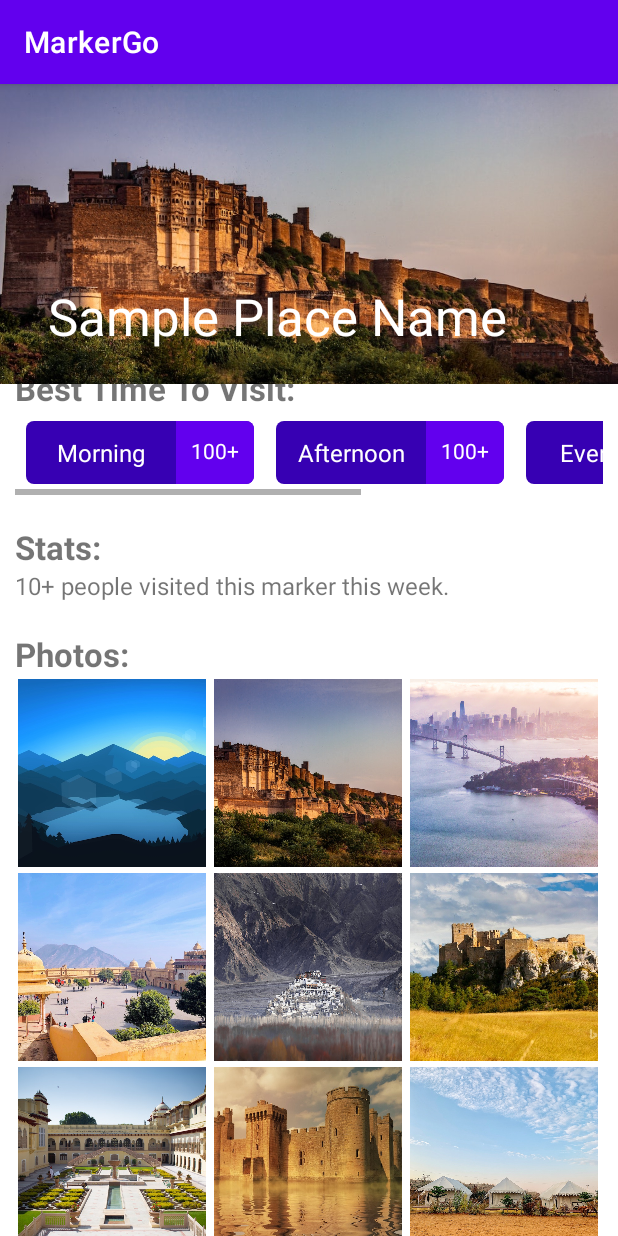
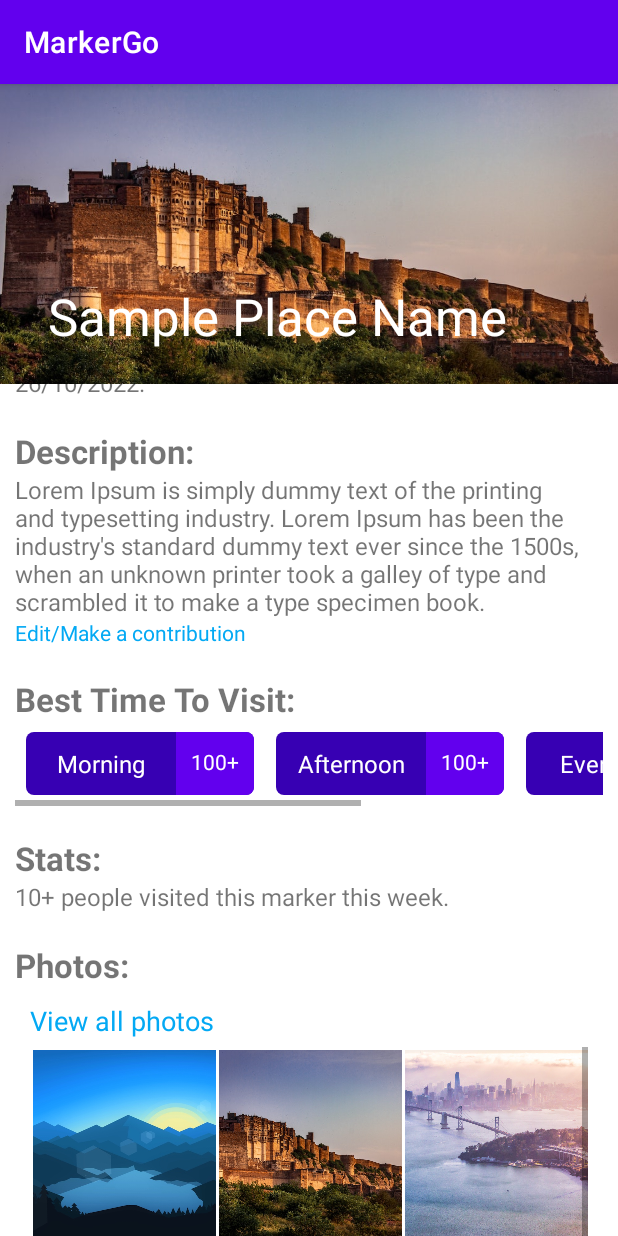
Before and after one commit to ptp28/MarkerGo, an Android app: the LocationDetailsActivity screen opened directly, with no data from a screen before it, on a phone screen of 412 x 824 dp. Run offline under Robolectric (Android 15) with nearby library versions, the phone set to English and light mode, and no system bars; our stand-ins replace data binding.

Commit message:
Added new activity for all photos

```diff
--- a/MarkerGo/app/src/main/AndroidManifest.xml
+++ b/MarkerGo/app/src/main/AndroidManifest.xml
@@ -18,6 +18,9 @@
         android:supportsRtl="true"
         android:theme="@style/Theme.MarkerGo"
         tools:targetApi="31">
+        <activity
+            android:name=".AllLocationPhotosActivity"
+            android:exported="false" />
         <activity
             android:name=".FacebookAuthActivity"
             android:exported="false" />
--- a/MarkerGo/app/src/main/java/edu/northeastern/markergo/LocationDetailsActivity.java
+++ b/MarkerGo/app/src/main/java/edu/northeastern/markergo/LocationDetailsActivity.java
@@ -4,6 +4,7 @@ import androidx.appcompat.app.AppCompatActivity;
 
 import android.app.Dialog;
 import android.content.DialogInterface;
+import android.content.Intent;
 import android.graphics.Color;
 import android.graphics.drawable.ColorDrawable;
 import android.os.Bundle;
@@ -26,21 +27,24 @@ import java.util.List;
 public class LocationDetailsActivity extends AppCompatActivity {
 
     private RecyclerView recyclerViewImages;
-    private TextView descriptionTextView;
-    private Button getDirectionsButton;
-    private Button checkInButton;
     RecyclerView.LayoutManager imageGridLayoutManager;
     ImageRecyclerViewAdapter recyclerViewAdapter;
     List<Integer> imageList;
+    private TextView descriptionTextView;
+    private TextView seeAllPhotosLinkTextView;
+    private Button getDirectionsButton;
+    private Button checkInButton;
     @Override
     protected void onCreate(Bundle savedInstanceState) {
         super.onCreate(savedInstanceState);
         setContentView(R.layout.activity_location_details);
 
-        recyclerViewImages = findViewById(R.id.recyclerViewImages);
         descriptionTextView = (TextView) findViewById(R.id.textViewDescription);
         getDirectionsButton = (Button) findViewById(R.id.buttonGetDirections);
+        seeAllPhotosLinkTextView = (TextView) findViewById(R.id.textViewAllPhotosLink);
         checkInButton = (Button) findViewById(R.id.buttonCheckIn);
+
+        recyclerViewImages = findViewById(R.id.recyclerViewImages);
         imageGridLayoutManager = new GridLayoutManager(this, 3);
         recyclerViewImages.setLayoutManager(imageGridLayoutManager);
 
@@ -61,6 +65,8 @@ public class LocationDetailsActivity extends AppCompatActivity {
         recyclerViewImages.setHasFixedSize(true);
 
         checkInButton.setOnClickListener(checkInButtonListener);
+        seeAllPhotosLinkTextView.setOnClickListener(openAllPhotosActivityListner);
+
         getDirectionsButton.setOnClickListener(getDirectionsListener);
     }
 
@@ -81,4 +87,17 @@ public class LocationDetailsActivity extends AppCompatActivity {
             Toast.makeText(LocationDetailsActivity.this, "Get Directions", Toast.LENGTH_SHORT).show();
         }
     };
+
+    View.OnClickListener openAllPhotosActivityListner = new View.OnClickListener() {
+        @Override
+        public void onClick(View v) {
+            Intent photoRecyclerIntent = new Intent(getApplicationContext(), AllLocationPhotosActivity.class);
+            photoRecyclerIntent.putIntegerArrayListExtra("AllImages", (ArrayList<Integer>) imageList);
+            startActivity(photoRecyclerIntent);
+        }
+    };
+
+    public void testFunction(View view) {
+        Toast.makeText(this, "Morning selected", Toast.LENGTH_SHORT).show();
+    }
 }
--- /dev/null
+++ b/MarkerGo/app/src/main/res/layout/activity_all_location_photos.xml
@@ -0,0 +1,19 @@
+<?xml version="1.0" encoding="utf-8"?>
+<layout xmlns:android="http://schemas.android.com/apk/res/android"
+    xmlns:app="http://schemas.android.com/apk/res-auto">
+
+    <androidx.constraintlayout.widget.ConstraintLayout
+
+        xmlns:tools="http://schemas.android.com/tools"
+        android:layout_width="match_parent"
+        android:layout_height="match_parent"
+        tools:context=".AllLocationPhotosActivity">
+
+        <androidx.recyclerview.widget.RecyclerView
+            android:id="@+id/recyclerViewImages"
+            android:layout_width="match_parent"
+            android:layout_height="match_parent"
+            android:scrollbars="vertical" />
+
+    </androidx.constraintlayout.widget.ConstraintLayout>
+</layout>
--- a/MarkerGo/app/src/main/res/layout/activity_location_details.xml
+++ b/MarkerGo/app/src/main/res/layout/activity_location_details.xml
@@ -1,7 +1,7 @@
 <?xml version="1.0" encoding="utf-8"?>
-<layout xmlns:tools="http://schemas.android.com/tools"
-    xmlns:android="http://schemas.android.com/apk/res/android"
-    xmlns:app="http://schemas.android.com/apk/res-auto">
+<layout xmlns:android="http://schemas.android.com/apk/res/android"
+    xmlns:app="http://schemas.android.com/apk/res-auto"
+    xmlns:tools="http://schemas.android.com/tools">
 
     <androidx.coordinatorlayout.widget.CoordinatorLayout
 
@@ -94,6 +94,7 @@
                         android:text="You last visited this place on the morning of 26/10/2022."
                         android:textSize="16sp" />
                 </LinearLayout>
+
                 <LinearLayout
                     android:layout_width="match_parent"
                     android:layout_height="match_parent"
@@ -184,11 +185,24 @@
                         android:textSize="22sp"
                         android:textStyle="bold" />
 
-                    <androidx.recyclerview.widget.RecyclerView
-                        android:id="@+id/recyclerViewImages"
+                    <LinearLayout
+                        android:layout_width="match_parent"
+                        android:layout_height="300dp"
+                        android:layout_margin="10dp"
+                        android:orientation="vertical">
+
+                        <TextView
+                            android:id="@+id/textViewAllPhotosLink"
                             android:layout_width="match_parent"
                             android:layout_height="wrap_content"
-                        android:scrollbars="vertical" />
+                            android:text="View all photos"
+                            android:layout_marginBottom="5dp"
+                            android:textSize="18sp"
+                            android:textColor="#03A9F4" />
+
+                        <include layout="@layout/activity_all_location_photos" />
+
+                    </LinearLayout>
                 </LinearLayout>
             </LinearLayout>
         </androidx.core.widget.NestedScrollView>
--- a/MarkerGo/app/src/main/res/layout/time_visit_buttons.xml
+++ b/MarkerGo/app/src/main/res/layout/time_visit_buttons.xml
@@ -10,6 +10,7 @@
         android:layout_height="wrap_content"
         android:layout_margin="7dp"
         android:background="@drawable/time_visit_button_bg"
+        android:onClick="testFunction"
         android:orientation="horizontal">
 
         <TextView
```
Also changed, not shown: MarkerGo/app/src/main/java/edu/northeastern/markergo/AllLocationPhotosActivity.java (added, +41 -0 lines). Lines whose indentation alone changed are shown as unchanged.
